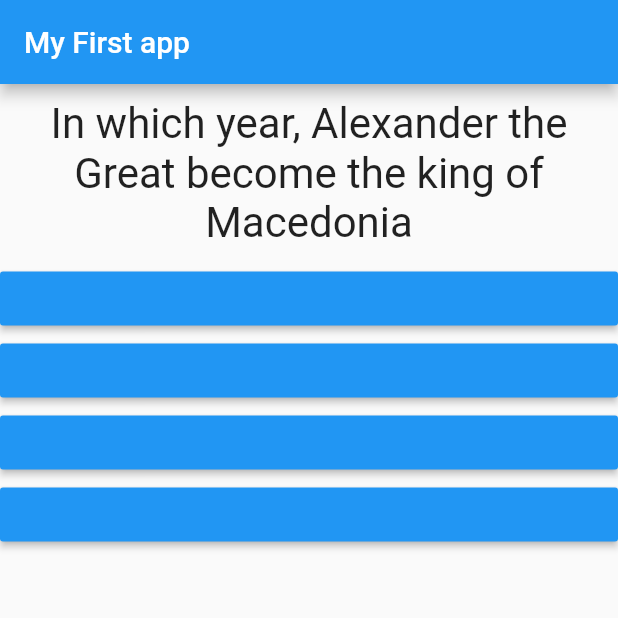
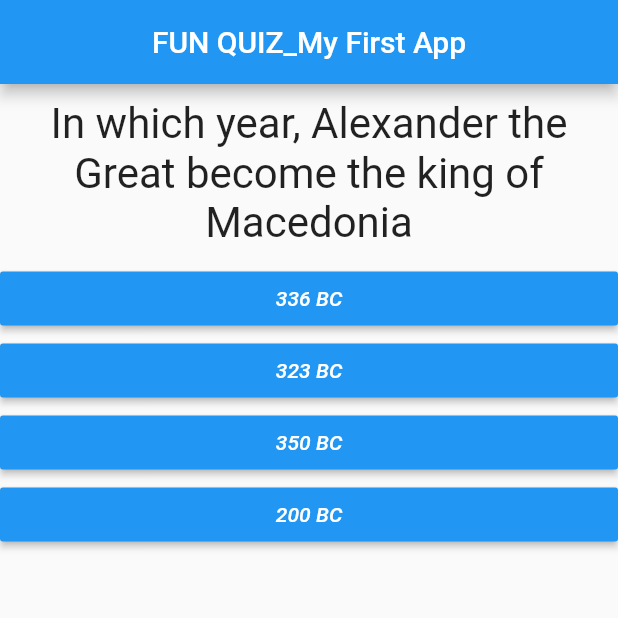
Before and after one commit to TseringNamgail/Quiz-game-flutter, a Flutter app: the screen it shows after launch, on a phone screen of 412 x 824 dp, the top half of it. Run offline on Flutter 3.47's test engine with Material 2 defaults, Android fonts, the phone set to English and light mode, and no system bars.

Commit message:
third commit: centre title

```diff
--- a/lib/main.dart
+++ b/lib/main.dart
@@ -17,12 +17,13 @@ class MyAppState extends State<MyApp> {
   var questionIndex = 0;
   var totalScore = 0;
 
-  void resetQuiz(){
+  void resetQuiz() {
     setState(() {
-    questionIndex = 0;
-    totalScore = 0;
-  });
-}
+      questionIndex = 0;
+      totalScore = 0;
+    });
+  }
+
   void answerQuestion(int score) {
     totalScore += score;
 
@@ -77,7 +78,9 @@ class MyAppState extends State<MyApp> {
     return MaterialApp(
       home: Scaffold(
         appBar: AppBar(
-          title: Text('My First app'),
+          title: Center(
+            child: Text('FUN QUIZ_My First App'),
+          ),
         ),
         body: questionIndex < question.length
             ? Quiz(
--- a/lib/quiz.dart
+++ b/lib/quiz.dart
@@ -23,7 +23,7 @@ class Quiz extends StatelessWidget {
     final c = questionDictionary.map((answer) {
       return Answer(() {
         answerQuestion(answer['score']);
-      }, answer['Text']);
+      }, answer['text']);
     }).toList();
 
     return Column(
```
